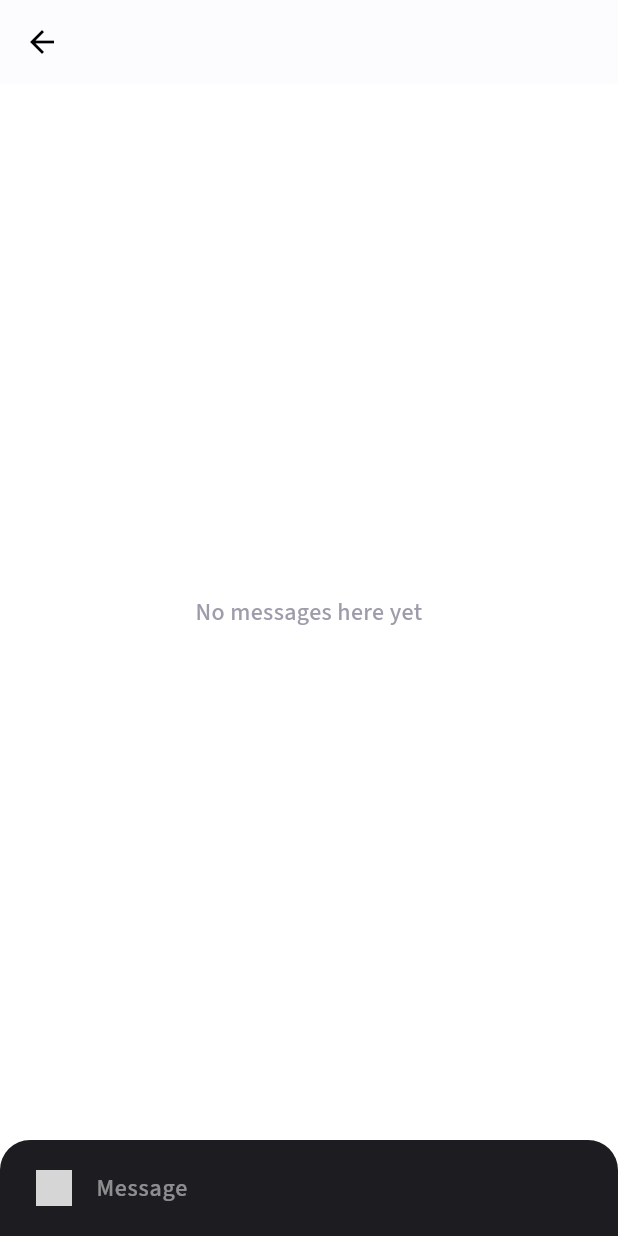
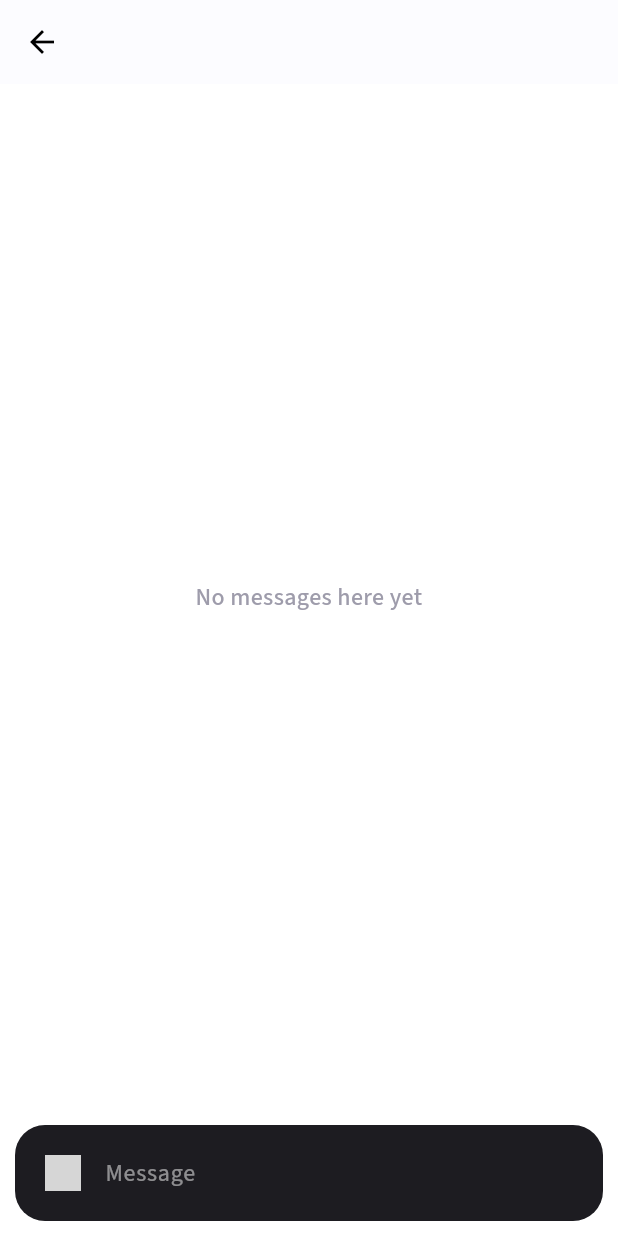
Before and after one commit to dominiqueue7/hola-talk-f, a Flutter app: the ChatPage screen opened directly with empty values, on a phone screen of 412 x 824 dp. Run offline on Flutter 3.47's test engine with Material 3 defaults, Android fonts, the phone set to English and light mode, and no system bars; our stand-ins replace cached_network_image, cloud_firestore, file_picker, firebase_auth, firebase_core, firebase_storage and 9 more; accounts and stored records are empty; grey boxes are pictures that could not be loaded.

Commit message:
chat screen : design fix

```diff
--- a/lib/views/screens/chat/chat_screen.dart
+++ b/lib/views/screens/chat/chat_screen.dart
@@ -211,7 +211,12 @@ class _ChatPageState extends State<ChatPage> {
         appBar: AppBar(
           title: Text(_recipientName ?? 'Loading...'),
         ),
-        body: StreamBuilder<QuerySnapshot>(
+        resizeToAvoidBottomInset: true,
+        body: SafeArea(
+          child: Column(
+            children: [
+              Expanded(
+                child: StreamBuilder<QuerySnapshot>(
                   stream: FirebaseFirestore.instance
                       .collection('chats/${widget.chatId}/messages')
                       .orderBy('createdAt', descending: true)
@@ -239,11 +244,23 @@ class _ChatPageState extends State<ChatPage> {
                       showUserAvatars: true,
                       showUserNames: true,
                       user: _user,
+                      theme: DefaultChatTheme(
+                        inputBorderRadius: BorderRadius.circular(20.0),
+                        inputTextStyle: TextStyle(
+                          fontSize: 16.0,
+                        ),
+                        inputPadding: EdgeInsets.symmetric(horizontal: 20, vertical: 20),
+                        inputMargin: EdgeInsets.symmetric(horizontal: 10, vertical: 10),
+                      ),
                       inputOptions: InputOptions(
                         sendButtonVisibilityMode: SendButtonVisibilityMode.always,
                       ),
                     );
                   },
                 ),
+              ),
+            ],
+          ),
+        ),
       );
 }
```
Lines whose indentation alone changed are shown as unchanged.
